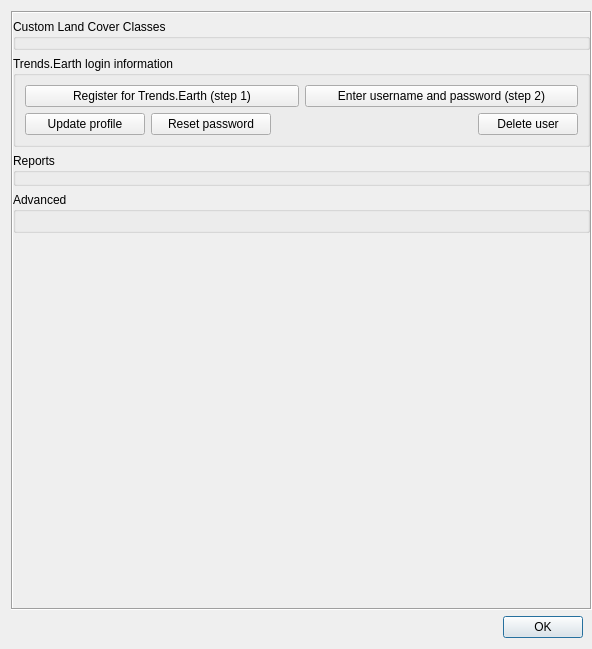
Old version of the form LDMP/gui/DlgSettings.ui in the repository ConservationInternational/trends.earth.
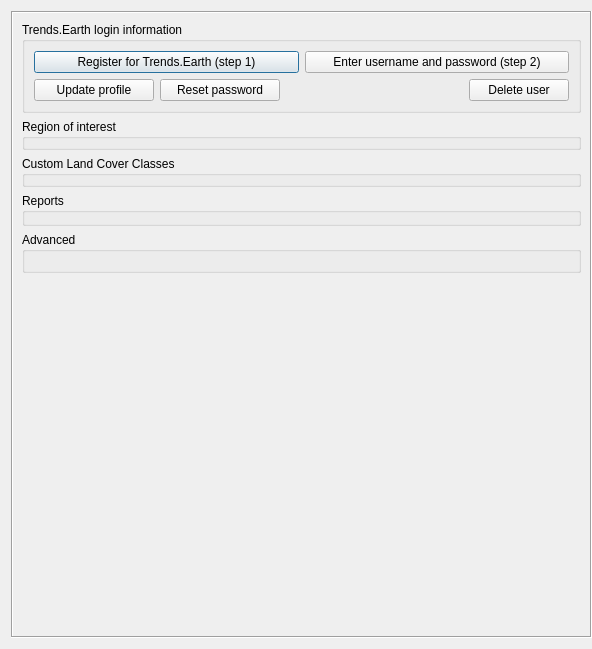
New version of the form. Custom widgets are drawn as their Qt base class.

Commit message: Settings migration to QGIS options, and other changes (#705)

What changed in the file:
```diff
--- a/LDMP/gui/DlgSettings.ui
+++ b/LDMP/gui/DlgSettings.ui
@@ -45,72 +45,29 @@
        <rect>
         <x>0</x>
         <y>0</y>
-        <width>581</width>
-        <height>598</height>
+        <width>579</width>
+        <height>627</height>
        </rect>
       </property>
-      <layout class="QVBoxLayout" name="verticalLayout_6">
-       <property name="leftMargin">
-        <number>0</number>
-       </property>
-       <property name="topMargin">
-        <number>0</number>
-       </property>
-       <property name="rightMargin">
-        <number>0</number>
-       </property>
+      <layout class="QVBoxLayout" name="verticalLayout_2">
        <item>
-        <widget class="QFrame" name="region_of_interest">
-         <property name="frameShape">
-          <enum>QFrame::NoFrame</enum>
-         </property>
-         <property name="frameShadow">
-          <enum>QFrame::Raised</enum>
-         </property>
-        </widget>
-       </item>
-       <item>
-        <widget class="QgsCollapsibleGroupBox" name="groupbox_lc_config">
-         <property name="minimumSize">
+        <widget class="QgsCollapsibleGroupBox" name="groupBox">
+         <property name="maximumSize">
           <size>
-           <width>0</width>
-           <height>0</height>
+           <width>16777215</width>
+           <height>16777215</height>
           </size>
-         </property>
-         <property name="title">
-          <string>Custom Land Cover Classes</string>
-         </property>
-         <layout class="QVBoxLayout" name="lcc_layout">
-          <property name="margin">
-           <number>0</number>
-          </property>
-         </layout>
-        </widget>
-       </item>
-       <item>
-        <widget class="QGroupBox" name="groupBox">
-         <property name="sizePolicy">
-          <sizepolicy hsizetype="Preferred" vsizetype="Fixed">
-           <horstretch>0</horstretch>
-           <verstretch>0</verstretch>
-          </sizepolicy>
-         </property>
-         <property name="minimumSize">
-          <size>
-           <width>0</width>
-           <height>0</height>
-          </size>
-         </property>
-         <property name="font">
-          <font>
-           <weight>50</weight>
-           <bold>false</bold>
-          </font>
          </property>
          <property name="title">
           <string>Trends.Earth login information</string>
          </property>
-         <layout class="QVBoxLayout" name="verticalLayout">
+         <property name="collapsed">
+          <bool>false</bool>
+         </property>
+         <property name="saveCollapsedState">
+          <bool>false</bool>
+         </property>
+         <layout class="QVBoxLayout" name="verticalLayout_3">
           <item>
            <layout class="QHBoxLayout" name="horizontalLayout">
             <item>
@@ -212,6 +169,52 @@
          </layout>
         </widget>
        </item>
+       <item>
+        <widget class="QgsCollapsibleGroupBox" name="region_of_interest">
+         <property name="title">
+          <string>Region of interest</string>
+         </property>
+         <property name="collapsed">
+          <bool>false</bool>
+         </property>
+         <property name="saveCollapsedState">
+          <bool>false</bool>
+         </property>
+        </widget>
+       </item>
+       <item>
+        <widget class="QgsCollapsibleGroupBox" name="groupbox_lc_config">
+         <property name="minimumSize">
+          <size>
+           <width>0</width>
+           <height>0</height>
+          </size>
+         </property>
+         <property name="title">
+          <string>Custom Land Cover Classes</string>
+         </property>
+         <property name="scrollOnExpand">
+          <bool>false</bool>
+         </property>
+         <property name="saveCollapsedState">
+          <bool>false</bool>
+         </property>
+         <layout class="QVBoxLayout" name="lcc_layout">
+          <property name="leftMargin">
+           <number>0</number>
+          </property>
+          <property name="topMargin">
+           <number>0</number>
+          </property>
+          <property name="rightMargin">
+           <number>0</number>
+          </property>
+          <property name="bottomMargin">
+           <number>0</number>
+          </property>
+         </layout>
+        </widget>
+       </item>
        <item>
         <widget class="QgsCollapsibleGroupBox" name="groupbox_reports">
          <property name="minimumSize">
@@ -258,26 +261,6 @@
      </widget>
     </widget>
    </item>
-   <item>
-    <layout class="QHBoxLayout" name="horizontalLayout_3">
-     <property name="rightMargin">
-      <number>9</number>
-     </property>
-     <item>
-      <widget class="QDialogButtonBox" name="buttonBox">
-       <property name="sizePolicy">
-        <sizepolicy hsizetype="Expanding" vsizetype="Fixed">
-         <horstretch>0</horstretch>
-         <verstretch>0</verstretch>
-        </sizepolicy>
-       </property>
-       <property name="standardButtons">
-        <set>QDialogButtonBox::Ok</set>
-       </property>
-      </widget>
-     </item>
-    </layout>
-   </item>
   </layout>
  </widget>
  <customwidgets>
```
Left out of the diff: 24 changed lines with no effect on the pictures. The commit also changes 8 other files.
